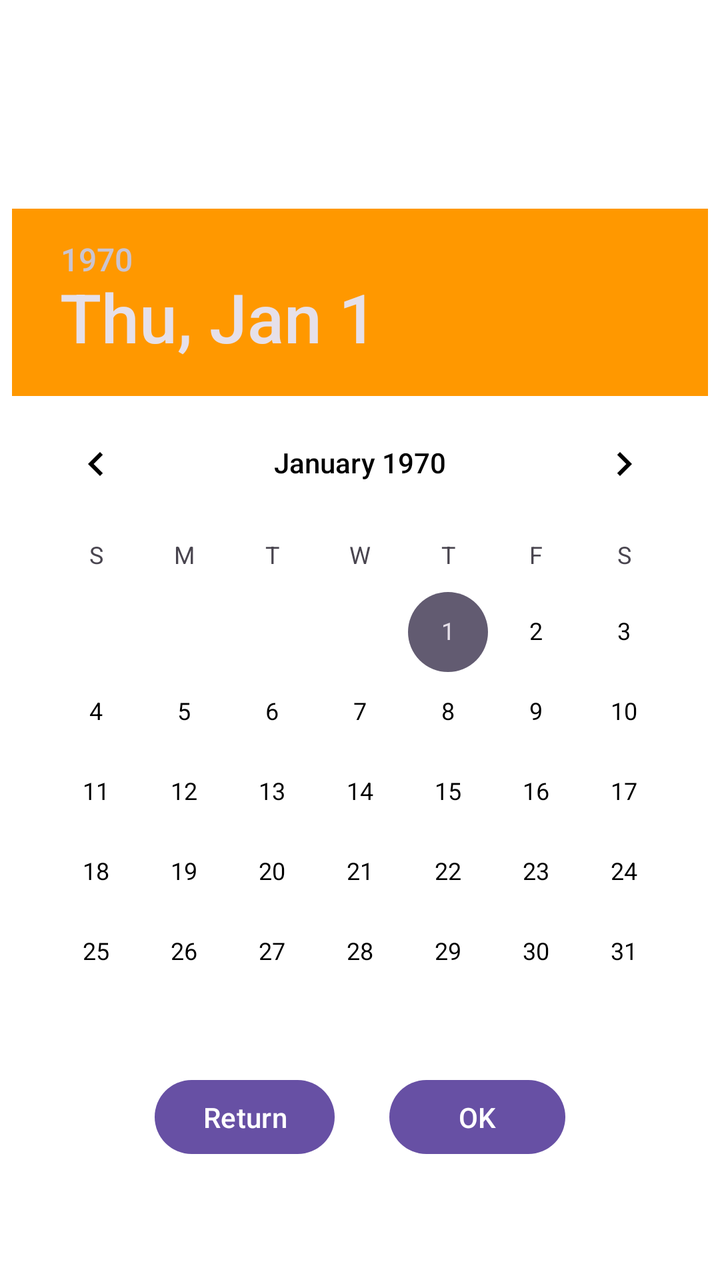
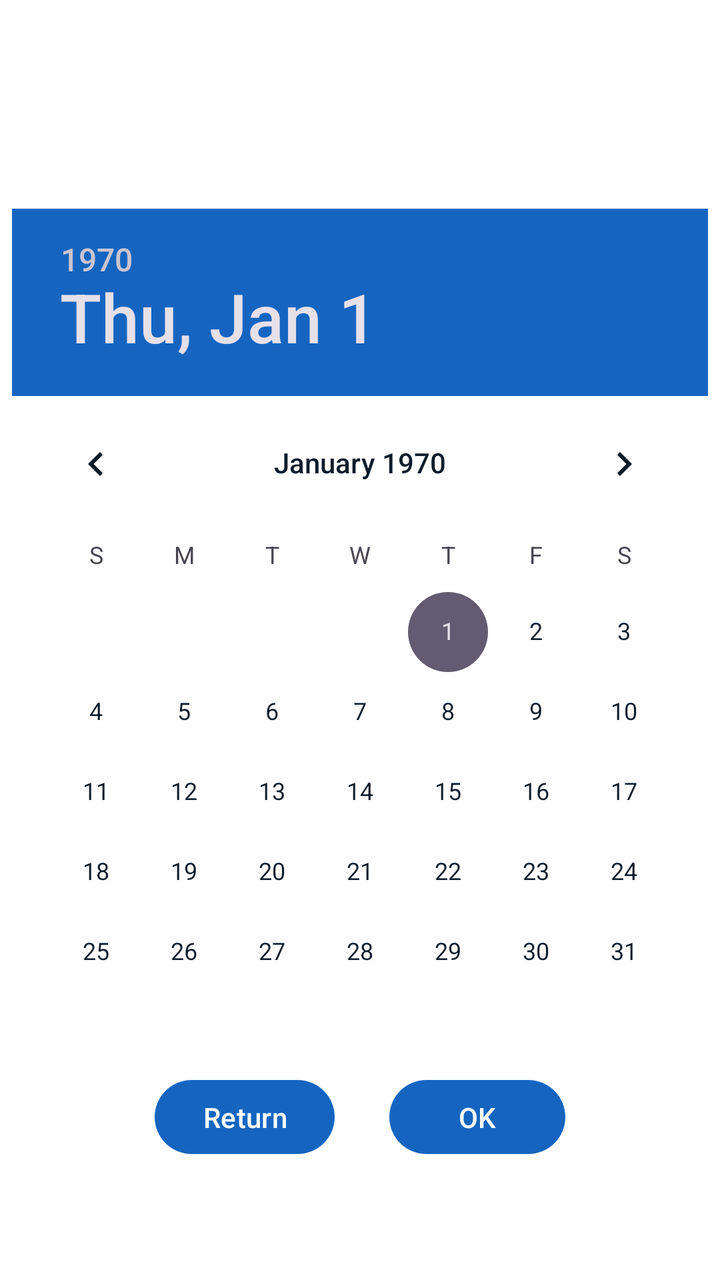

Compare the two renders of this Android layout. The source of the first and the diff that turns it into the second are given below.
<!-- AndroidManifest.xml: application theme Theme.KimyoTest -->
<!-- res/layout/dialog_data_picker.xml -->
<?xml version="1.0" encoding="utf-8"?>
<androidx.constraintlayout.widget.ConstraintLayout xmlns:android="http://schemas.android.com/apk/res/android"
    android:layout_width="match_parent"
    android:layout_height="match_parent"
    xmlns:app="http://schemas.android.com/apk/res-auto"
    android:background="@color/white">
    <DatePicker
        android:id="@+id/datePicker"
        android:layout_width="wrap_content"
        android:layout_height="wrap_content"
        android:datePickerMode="calendar"
        app:layout_constraintTop_toTopOf="parent"
        app:layout_constraintBottom_toBottomOf="parent"
        app:layout_constraintStart_toStartOf="parent"
        app:layout_constraintEnd_toEndOf="parent"
        android:headerBackground="@color/yellow"
        android:theme="@android:style/Widget.Material.DatePicker"
        android:calendarTextColor="@color/black" />
    <Button
        android:id="@+id/return2"
        android:layout_width="wrap_content"
        android:layout_height="45dp"
        android:text="@string/dialog_return"
        android:layout_marginStart="50dp"
        app:layout_constraintTop_toBottomOf="@id/datePicker"
        app:layout_constraintEnd_toStartOf="@id/ok"
        app:layout_constraintStart_toStartOf="parent"/>
    <Button
        android:id="@+id/ok"
        android:layout_width="wrap_content"
        android:layout_height="45dp"
        android:text="@string/ok"
        app:layout_constraintTop_toBottomOf="@id/datePicker"
        app:layout_constraintEnd_toEndOf="parent"
        app:layout_constraintStart_toEndOf="@id/return2"
        android:layout_marginEnd="50dp"/>
</androidx.constraintlayout.widget.ConstraintLayout>
<!-- resources referenced by this layout -->
<resources>
  <color name="black">#FF000000</color>
  <color name="white">#FFFFFFFF</color>
  <color name="yellow">#FF9800</color>
  <string name="dialog_return">Return</string>
  <string name="ok">OK</string>
  <style name="Theme.KimyoTest" parent="Base.Theme.KimyoTest" />
  <style name="Base.Theme.KimyoTest" parent="Theme.Material3.DayNight.NoActionBar">
          
          
          <item name="android:textColorPrimary">@color/black</item>
          <item name="android:windowBackground">@color/white</item>
      </style>
</resources>

<!-- the commit's change to res/layout/dialog_data_picker.xml (unified diff, before → after) -->
@@ -3,7 +3,7 @@
     android:layout_width="match_parent"
     android:layout_height="match_parent"
     xmlns:app="http://schemas.android.com/apk/res-auto"
-    android:background="@color/white">
+    android:background="?attr/colorSurface">
     <DatePicker
         android:id="@+id/datePicker"
         android:layout_width="wrap_content"
@@ -13,9 +13,9 @@
         app:layout_constraintBottom_toBottomOf="parent"
         app:layout_constraintStart_toStartOf="parent"
         app:layout_constraintEnd_toEndOf="parent"
-        android:headerBackground="@color/yellow"
+        android:headerBackground="?attr/colorPrimary"
         android:theme="@android:style/Widget.Material.DatePicker"
-        android:calendarTextColor="@color/black" />
+        android:calendarTextColor="?attr/colorOnSurface" />
     <Button
         android:id="@+id/return2"
         android:layout_width="wrap_content"
<!-- resource entries referenced after the edit -->
@@ -1,16 +1,26 @@
 <!-- resources referenced by this layout -->
 <resources>
-  <color name="black">#FF000000</color>
-  <color name="white">#FFFFFFFF</color>
-  <color name="yellow">#FF9800</color>
   <string name="dialog_return">Return</string>
   <string name="ok">OK</string>
   <style name="Theme.KimyoTest" parent="Base.Theme.KimyoTest" />
   <style name="Base.Theme.KimyoTest" parent="Theme.Material3.DayNight.NoActionBar">
           
-          
-          <item name="android:textColorPrimary">@color/black</item>
-          <item name="android:windowBackground">@color/white</item>
+          <item name="android:windowBackground">@color/chem_background_light</item>
+          <item name="android:textColorPrimary">@color/chem_on_surface_light</item>
+          <item name="colorPrimary">@color/chem_primary_light</item>
+          <item name="colorOnPrimary">@color/chem_surface_light</item>
+          <item name="colorSurface">@color/chem_surface_light</item>
+          <item name="colorOnSurface">@color/chem_on_surface_light</item>
+          <item name="colorOutline">@color/chem_outline_light</item>
+          <item name="colorPrimaryContainer">@color/chem_toolbar_light</item>
+          <item name="colorSurfaceVariant">@color/chem_surface_variant_light</item>
       </style>
+  <color name="chem_background_light">#F0F7FF</color>
+  <color name="chem_on_surface_light">#0D1B2A</color>
+  <color name="chem_primary_light">#1565C0</color>
+  <color name="chem_surface_light">#FFFFFF</color>
+  <color name="chem_outline_light">#90A4AE</color>
+  <color name="chem_toolbar_light">#0D47A1</color>
+  <color name="chem_surface_variant_light">#E3F2FD</color>
 </resources>
 
